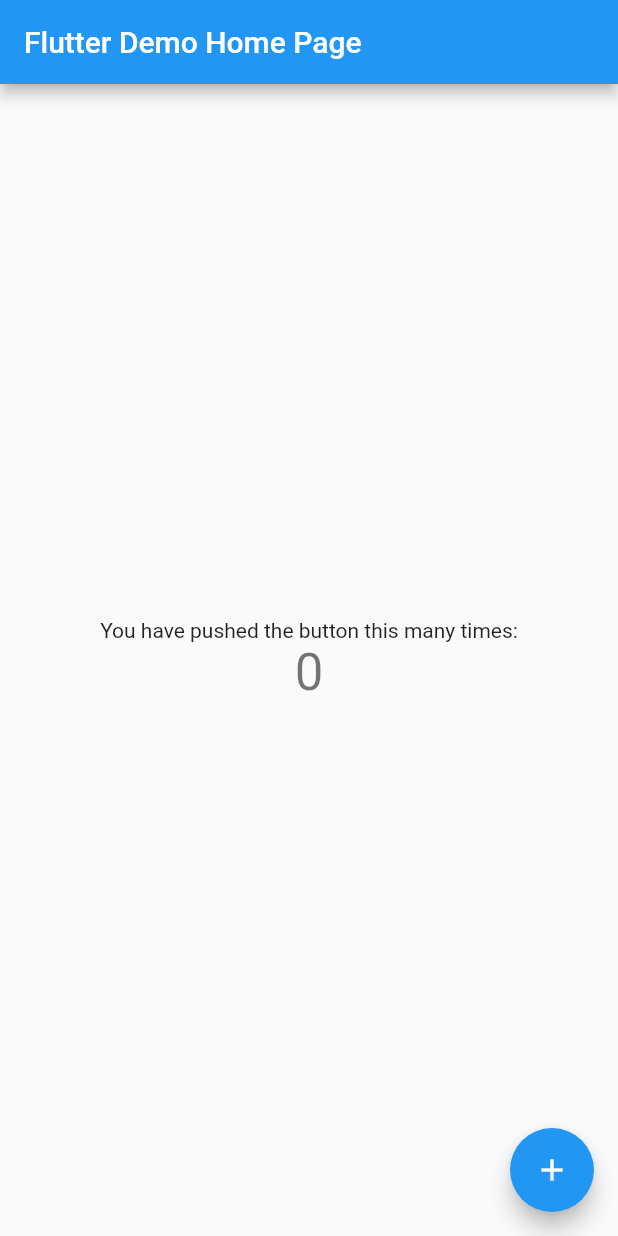
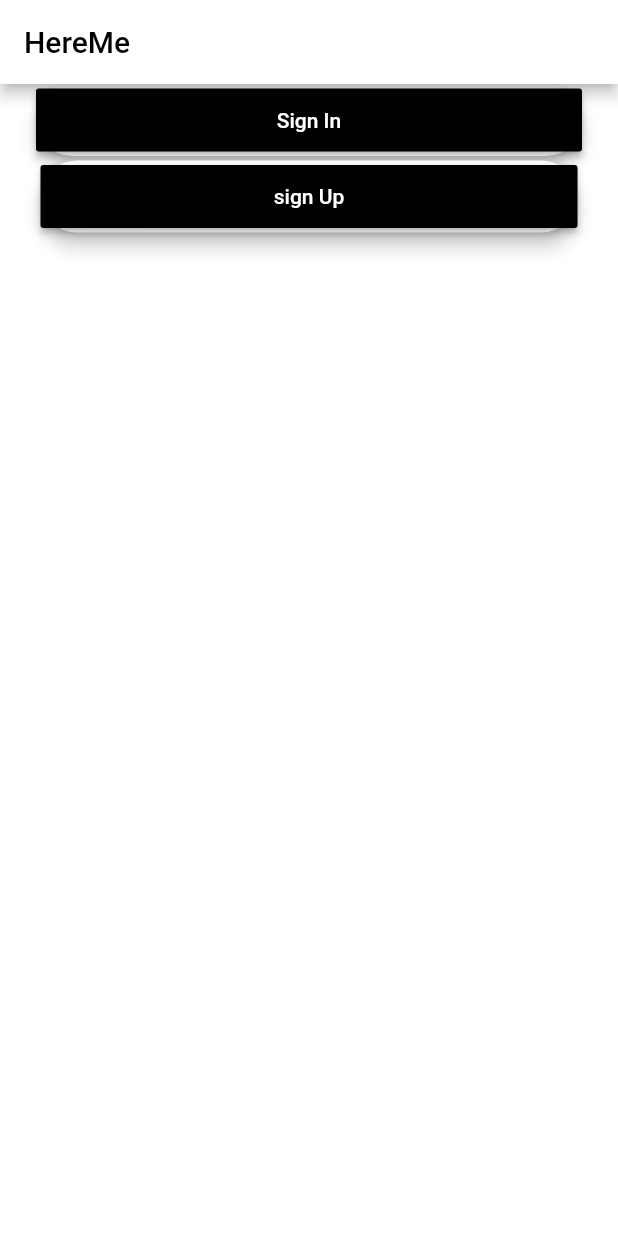
Before and after one commit to TVCCYA/HereMe, a Flutter app: the screen it shows after launch, on a phone screen of 412 x 824 dp. Run offline on Flutter 3.47's test engine with Material 2 defaults, Android fonts, the light colour scheme and no system bars.

Commit message:
InitialPage
bare bones initial page

```diff
--- /dev/null
+++ b/hereme_flutter/lib/SignUp/InitialPage.dart
@@ -0,0 +1,119 @@
+import 'package:flutter/material.dart';
+
+class InitialPage extends StatefulWidget {
+
+  InitialPage({Key key}) : super(key: key);
+  @override
+  _InitialPageState createState() => _InitialPageState();
+}
+
+class _InitialPageState extends State<InitialPage> with SingleTickerProviderStateMixin{
+  final emailInput = TextEditingController();
+  final passwordInput = TextEditingController();
+
+  @override
+  void initState() {
+    super.initState();
+  }
+
+  @override
+  Widget build(BuildContext context) {
+    final signIn = Padding(
+      padding: EdgeInsets.symmetric(vertical: 0.0),
+      child: Material(
+        borderRadius: BorderRadius.circular(30.0),
+        shadowColor: Colors.black,
+        elevation: 5.0,
+        child: MaterialButton(
+          minWidth: 200.0,
+          height: 42.0,
+          onPressed: () {
+//            _signInWithEmail();
+          },
+          color: Colors.black,
+          child: Text('Sign In', style: TextStyle(color: Colors.white)),
+        ),
+      ),
+    );
+    final SignUp = Padding(
+              padding: EdgeInsets.all(3.0),
+              child: Material(
+                borderRadius: BorderRadius.circular(30.0),
+                shadowColor: Colors.black,
+                elevation: 5.0,
+                child: MaterialButton(
+                  minWidth: 300.0,
+                  height: 42.0,
+                  onPressed: () => _signUp(),
+                  color: Colors.black,
+                  child: Text('sign Up',
+                      style: TextStyle(color: Colors.white)),
+                ),
+              ),
+    );
+
+    return Scaffold(
+      appBar: new AppBar(
+        title: new Text(
+          'HereMe',
+          style: new TextStyle(color: Colors.black),
+        ),
+        backgroundColor: Colors.white,
+      ),
+      backgroundColor: Colors.white,
+      body: new ListView(
+          reverse: false,
+          padding: EdgeInsets.only(left: 24.0, right: 24.0),
+          children: <Widget>[
+//            SizedBox(height: 5.0),
+            signIn,
+            SignUp,
+          ].toList(),
+        ),
+    );
+  }
+
+
+
+  Future _signUp() async {
+
+    if(passwordInput.text.length >= 6){
+
+//      var route = new MaterialPageRoute(
+//          builder: (BuildContext context) => new createUser(
+//            value: happy,
+//            primary: primarySchoolColor,
+//            secondary: secondarySchoolColor,
+//            email: emailInput.text,
+//            password: passwordInput.text,
+//          ));
+//      Navigator.of(context).push(route);
+    } else {
+      showDialog(
+          context: context,
+          builder: (_) => new AlertDialog(
+              content: new Text(
+                "Your Password Must Be Six Characters Long",
+              ),
+              actions: <Widget>[
+                new FlatButton(
+                  child: new Text("Ok"),
+                  color: Colors.black,
+                  onPressed: () {
+                    Navigator.of(context).pop();
+                  },
+                )
+              ]
+          )
+      );
+    };
+  }
+
+//  @override
+//  void dispose() {
+//    // Clean up the controller when the Widget is disposed
+////    emailInput.dispose();
+////    passwordInput.dispose();
+//    super.dispose();
+//  }
+}
--- a/hereme_flutter/lib/main.dart
+++ b/hereme_flutter/lib/main.dart
@@ -1,109 +1,15 @@
 import 'package:flutter/material.dart';
+import 'package:hereme_flutter/SignUp/InitialPage.dart';
 
-void main() => runApp(new MyApp());
-
-class MyApp extends StatelessWidget {
-  // This widget is the root of your application.
-  @override
-  Widget build(BuildContext context) {
-    return new MaterialApp(
-      title: 'El HereMe Doggie',
-      theme: new ThemeData(
-        // This is the theme of your application.
-        //
-        // Try running your application with "flutter run". You'll see the
-        // application has a blue toolbar. Then, without quitting the app, try
-        // changing the primarySwatch below to Colors.green and then invoke
-        // "hot reload" (press "r" in the console where you ran "flutter run",
-        // or press Run > Flutter Hot Reload in IntelliJ). Notice that the
-        // counter didn't reset back to zero; the application is not restarted.
-        primarySwatch: Colors.blue,
-      ),
-      home: new MyHomePage(title: 'Flutter Demo Home Page'),
-    );
-  }
+void main() {
+  runApp(new MaterialApp(
+    debugShowCheckedModeBanner: false,
+    home: new InitialPage(),
+//    home: new settingPage(),
+    theme: ThemeData(
+        primaryColor: Colors.white,
+        accentColor: Colors.white,
+        hintColor: Colors.white
+    ),
+  ));
 }
-
-class MyHomePage extends StatefulWidget {
-  MyHomePage({Key key, this.title}) : super(key: key);
-
-  // This widget is the home page of your application. It is stateful, meaning
-  // that it has a State object (defined below) that contains fields that affect
-  // how it looks.
-
-  // This class is the configuration for the state. It holds the values (in this
-  // case the title) provided by the parent (in this case the App widget) and
-  // used by the build method of the State. Fields in a Widget subclass are
-  // always marked "final".
-
-  final String title;
-
-  @override
-  _MyHomePageState createState() => new _MyHomePageState();
-}
-
-class _MyHomePageState extends State<MyHomePage> {
-  int _counter = 0;
-
-  void _incrementCounter() {
-    setState(() {
-      // This call to setState tells the Flutter framework that something has
-      // changed in this State, which causes it to rerun the build method below
-      // so that the display can reflect the updated values. If we changed
-      // _counter without calling setState(), then the build method would not be
-      // called again, and so nothing would appear to happen.
-      _counter++;
-    });
-  }
-
-  @override
-  Widget build(BuildContext context) {
-    // This method is rerun every time setState is called, for instance as done
-    // by the _incrementCounter method above.
-    //
-    // The Flutter framework has been optimized to make rerunning build methods
-    // fast, so that you can just rebuild anything that needs updating rather
-    // than having to individually change instances of widgets.
-    return new Scaffold(
-      appBar: new AppBar(
-        // Here we take the value from the MyHomePage object that was created by
-        // the App.build method, and use it to set our appbar title.
-        title: new Text(widget.title),
-      ),
-      body: new Center(
-        // Center is a layout widget. It takes a single child and positions it
-        // in the middle of the parent.
-        child: new Column(
-          // Column is also layout widget. It takes a list of children and
-          // arranges them vertically. By default, it sizes itself to fit its
-          // children horizontally, and tries to be as tall as its parent.
-          //
-          // Invoke "debug paint" (press "p" in the console where you ran
-          // "flutter run", or select "Toggle Debug Paint" from the Flutter tool
-          // window in IntelliJ) to see the wireframe for each widget.
-          //
-          // Column has various properties to control how it sizes itself and
-          // how it positions its children. Here we use mainAxisAlignment to
-          // center the children vertically; the main axis here is the vertical
-          // axis because Columns are vertical (the cross axis would be
-          // horizontal).
-          mainAxisAlignment: MainAxisAlignment.center,
-          children: <Widget>[
-            new Text(
-              'You have pushed the button this many times:',
-            ),
-            new Text(
-              '$_counter',
-              style: Theme.of(context).textTheme.display1,
-            ),
-          ],
-        ),
-      ),
-      floatingActionButton: new FloatingActionButton(
-        onPressed: _incrementCounter,
-        tooltip: 'Increment',
-        child: new Icon(Icons.add),
-      ), // This trailing comma makes auto-formatting nicer for build methods.
-    );
-  }
-}
--- a/hereme_flutter/pubspec.yaml
+++ b/hereme_flutter/pubspec.yaml
@@ -19,6 +19,9 @@
   # The following adds the Cupertino Icons font to your application.
   # Use with the CupertinoIcons class for iOS style icons.
   cupertino_icons: ^0.1.2
+  firebase_auth: ^0.6.2+1
+  firebase_core: any
+  firebase_database: ^1.0.5
 
 dev_dependencies:
   flutter_test:
```
Also changed, not shown: 11 other files.
